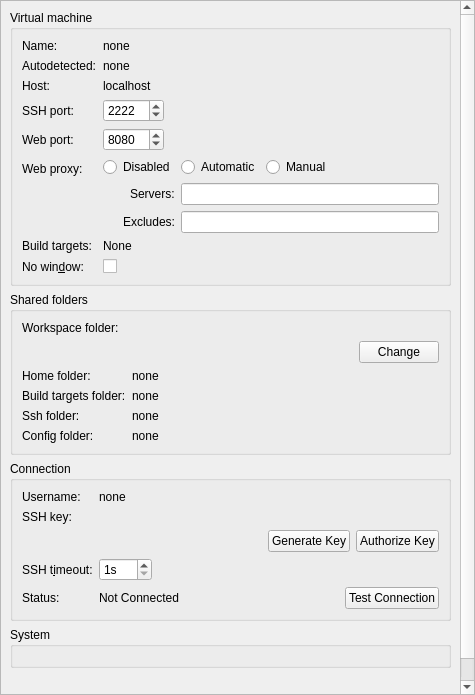
The window that src/plugins/mer/merbuildenginedetailswidget.ui (sailfishos/sailfish-qtcreator) describes before a commit, drawn with Qt 5.
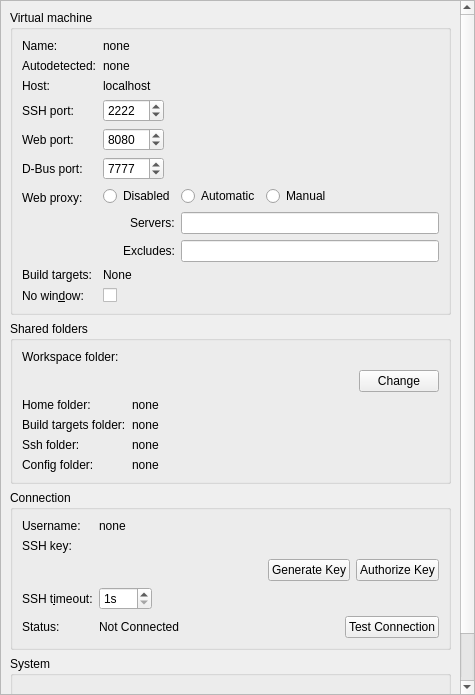
The same window after the commit. Custom widgets are drawn as their Qt base class.

Commit message: Mer: Add UI to configure build engine's D-Bus port forwarding

Patch:
```diff
--- a/src/plugins/mer/merbuildenginedetailswidget.ui
+++ b/src/plugins/mer/merbuildenginedetailswidget.ui
@@ -43,7 +43,7 @@
         <x>0</x>
         <y>0</y>
         <width>450</width>
-        <height>866</height>
+        <height>906</height>
        </rect>
       </property>
       <layout class="QVBoxLayout" name="scrollAreaContentsLayout">
@@ -225,14 +225,14 @@
             </item>
            </layout>
           </item>
-          <item row="5" column="0">
+          <item row="6" column="0">
            <widget class="QLabel" name="wwwProxyLabel">
             <property name="text">
              <string>Web proxy:</string>
             </property>
            </widget>
           </item>
-          <item row="5" column="1">
+          <item row="6" column="1">
            <layout class="QGridLayout" name="gridLayout" columnstretch="0,0,1">
             <item row="3" column="1" colspan="2">
              <widget class="QLineEdit" name="wwwProxyExcludesLine"/>
@@ -277,14 +277,14 @@
             </item>
            </layout>
           </item>
-          <item row="6" column="0">
+          <item row="7" column="0">
            <widget class="QLabel" name="targetsLabel">
             <property name="text">
              <string>Build targets:</string>
             </property>
            </widget>
           </item>
-          <item row="6" column="1">
+          <item row="7" column="1">
            <widget class="QLabel" name="targetsListLabel">
             <property name="sizePolicy">
              <sizepolicy hsizetype="MinimumExpanding" vsizetype="Preferred">
@@ -303,7 +303,7 @@
             </property>
            </widget>
           </item>
-          <item row="7" column="0">
+          <item row="8" column="0">
            <widget class="QLabel" name="headlessLabel">
             <property name="text">
              <string>No win&amp;dow:</string>
@@ -313,7 +313,7 @@
             </property>
            </widget>
           </item>
-          <item row="7" column="1">
+          <item row="8" column="1">
            <widget class="QCheckBox" name="headlessCheckBox">
             <property name="toolTip">
              <string>&lt;html&gt;&lt;head/&gt;&lt;body&gt;&lt;p&gt;If enabled the virtual machine will be run in a windowless mode (default).&lt;/p&gt;&lt;p&gt;Changing this setting requires restarting the virtual machine.&lt;/p&gt;&lt;p&gt;&lt;br/&gt;&lt;/p&gt;&lt;/body&gt;&lt;/html&gt;</string>
@@ -323,6 +323,46 @@
             </property>
            </widget>
           </item>
+          <item row="5" column="0">
+           <widget class="QLabel" name="dBusPortLabel">
+            <property name="text">
+             <string>D-Bus port:</string>
+            </property>
+           </widget>
+          </item>
+          <item row="5" column="1">
+           <layout class="QHBoxLayout" name="horizontalLayout_4">
+            <item>
+             <widget class="QSpinBox" name="dBusPortSpinBox">
+              <property name="sizePolicy">
+               <sizepolicy hsizetype="Fixed" vsizetype="Fixed">
+                <horstretch>0</horstretch>
+                <verstretch>0</verstretch>
+               </sizepolicy>
+              </property>
+              <property name="minimum">
+               <number>1024</number>
+              </property>
+              <property name="maximum">
+               <number>65535</number>
+              </property>
+              <property name="value">
+               <number>7777</number>
+              </property>
+             </widget>
+            </item>
+            <item>
+             <widget class="QLabel" name="dBusPortInfoLabel">
+              <property name="sizePolicy">
+               <sizepolicy hsizetype="Preferred" vsizetype="Preferred">
+                <horstretch>0</horstretch>
+                <verstretch>0</verstretch>
+               </sizepolicy>
+              </property>
+             </widget>
+            </item>
+           </layout>
+          </item>
          </layout>
         </widget>
        </item>
```
Left out of the diff: 3 changed lines with no effect on the pictures. The commit also changes 4 other files.
